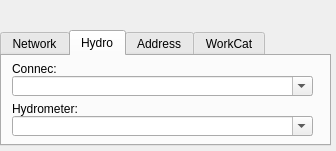
Giswater/giswater_qgis_plugin, file search/ui/search_plus_dialog.ui: the form before one commit.
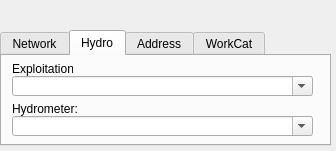
The form after the commit. The open tabs and pages were chosen to show the change.

Commit message: #404 new hydrometer added form info hydrometer added

Diff of the .ui file:
```diff
--- a/search/ui/search_plus_dialog.ui
+++ b/search/ui/search_plus_dialog.ui
@@ -122,7 +122,7 @@
       </rect>
      </property>
      <property name="text">
-      <string>Connec:</string>
+      <string>Exploitation:</string>
      </property>
     </widget>
     <widget class="QLabel" name="label_hydrometer">
```
Left out of the diff: 34 changed lines with no effect on the pictures. The commit also changes 3 other files.
